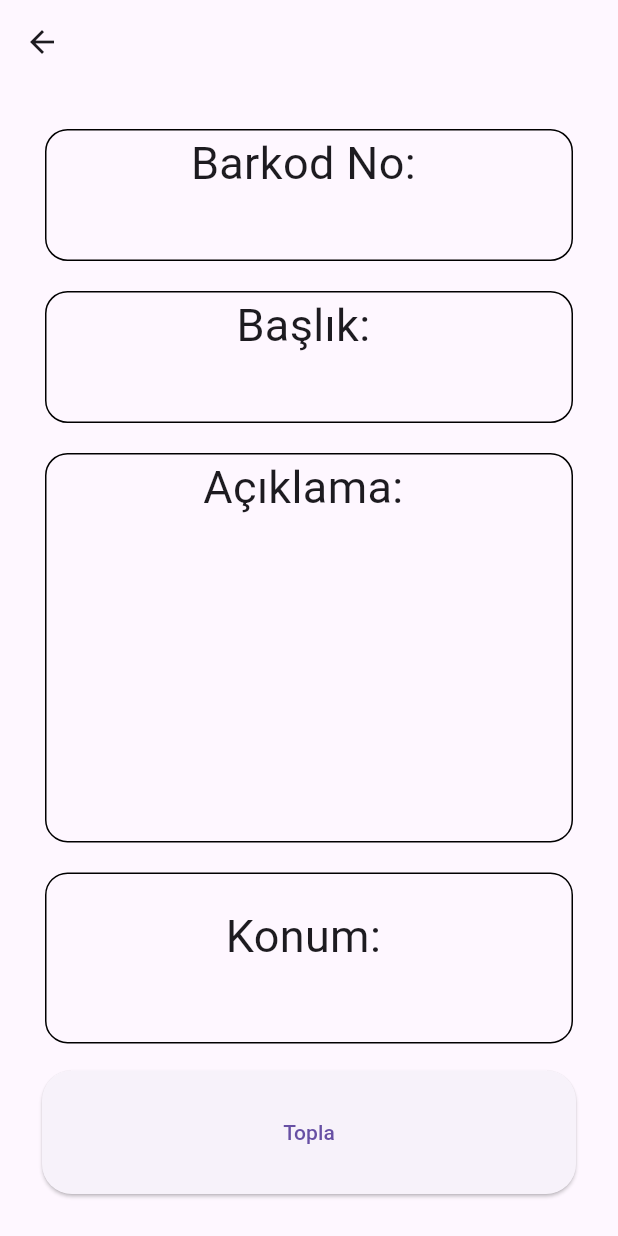
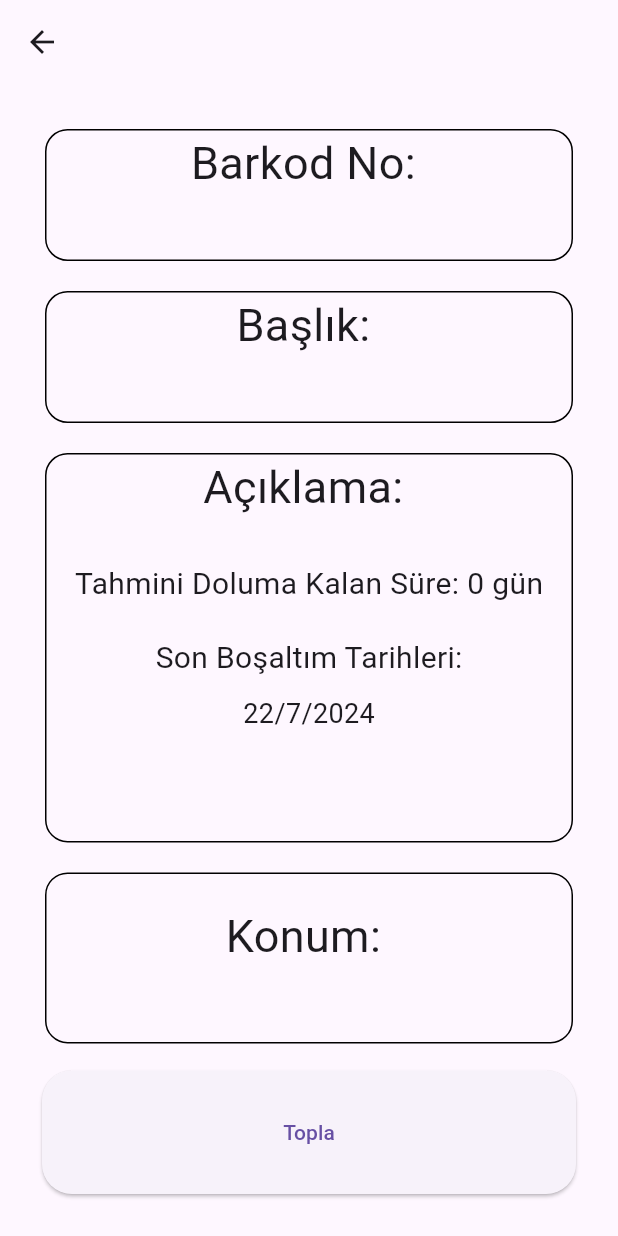
Before and after one commit to yusufulusahin/KumbaraApp, a Flutter app: the ResultScreen screen opened directly with empty values, after a tap on "Topla", on a phone screen of 412 x 824 dp. Run offline on Flutter 3.47's test engine with Material 3 defaults, Android fonts, the phone set to English and light mode, and no system bars; our stand-ins replace cloud_firestore, firebase_core, shared_preferences; missing offline and left inert: app_set_id, mobile_scanner; accounts and stored records are empty.

```diff
--- a/json/il-ilce.json
+++ b/json/il-ilce.json
@@ -644,6 +644,7 @@
         "Kağıthane",
         "Küçükçekmece",
         "Pendik",
+        "Kurtköy",
         "Ümraniye",
         "Bayrampaşa",
         "Avcılar",
--- a/lib/pages/views/ResultScreen.dart
+++ b/lib/pages/views/ResultScreen.dart
@@ -1,3 +1,4 @@
+import 'package:cloud_firestore/cloud_firestore.dart';
 import 'package:flutter/material.dart';
 
 class ResultScreen extends StatefulWidget {
@@ -6,17 +7,60 @@ class ResultScreen extends StatefulWidget {
       required this.barcode,
       required this.baslik,
       required this.aciklama,
-      required this.konum});
+      required this.konum,
+      required this.tahminiDolumSuresi,
+      required this.kumbaraBosaltmaTarihleri});
   final String barcode;
   final String baslik;
   final String aciklama;
   final String konum;
+  final int tahminiDolumSuresi;
+  final List<DateTime> kumbaraBosaltmaTarihleri;
 
   @override
   State<ResultScreen> createState() => _ResultScreenState();
 }
 
 class _ResultScreenState extends State<ResultScreen> {
+  late DateTime lastEmptyDate;
+  late int daysLeft;
+
+  @override
+  void initState() {
+    super.initState();
+    lastEmptyDate = widget.kumbaraBosaltmaTarihleri.isNotEmpty
+        ? widget.kumbaraBosaltmaTarihleri.last
+        : DateTime.now();
+    calculateDaysLeft();
+  }
+
+  void calculateDaysLeft() {
+    final now = DateTime.now();
+    final difference = now.difference(lastEmptyDate).inDays;
+    setState(() {
+      daysLeft = widget.tahminiDolumSuresi - difference;
+      if (daysLeft < 0) daysLeft = 0;
+    });
+  }
+
+  Future<void> topla() async {
+    // Boşaltım işlemi burada yapılacak
+    final now = DateTime.now();
+    FirebaseFirestore.instance
+        .collection('QrCodes')
+        .doc(widget.barcode)
+        .update({
+      'sonBosaltimTarihleri': FieldValue.arrayUnion([now]),
+      'tahminiDolumSuresi': widget.tahminiDolumSuresi,
+    });
+
+    setState(() {
+      // Ekranı güncelle
+      widget.kumbaraBosaltmaTarihleri.add(now);
+      calculateDaysLeft(); // Tahmini dolum süresi güncelle
+    });
+  }
+
   @override
   Widget build(BuildContext context) {
     return Scaffold(
@@ -86,6 +130,18 @@ class _ResultScreenState extends State<ResultScreen> {
                             overflow: TextOverflow.ellipsis,
                             maxLines: 4,
                           ),
+                          Text('Tahmini Doluma Kalan Süre: $daysLeft gün',
+                              style: const TextStyle(fontSize: 20)),
+                          const SizedBox(height: 20),
+                          const Text('Son Boşaltım Tarihleri:',
+                              style: TextStyle(fontSize: 20)),
+                          const SizedBox(height: 10),
+                          ...widget.kumbaraBosaltmaTarihleri.map((date) {
+                            final formattedDate =
+                                '${date.day}/${date.month}/${date.year}';
+                            return Text(formattedDate,
+                                style: const TextStyle(fontSize: 18));
+                          }).toList(),
                         ],
                       ),
                     ),
@@ -121,7 +177,7 @@ class _ResultScreenState extends State<ResultScreen> {
                           shape: WidgetStatePropertyAll(RoundedRectangleBorder(
                               borderRadius:
                                   BorderRadius.all(Radius.circular(20))))),
-                      onPressed: () {},
+                      onPressed: topla,
                       child: const Text('Topla')),
                 ),
               )
```
Also changed, not shown: lib/component/CustomBottomSheet.dart (+26 -0 lines), lib/model/qr_model.dart (+20 -1 lines), lib/pages/views/QRScreen.dart (+8 -0 lines).
